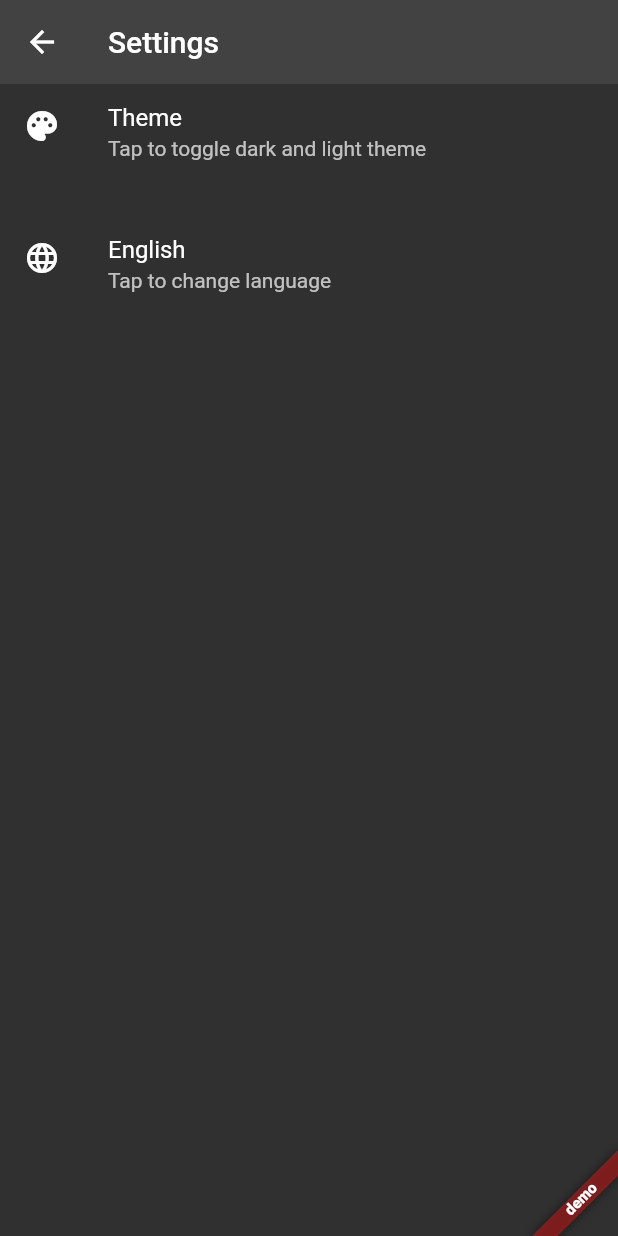
After one commit to MichaelDark/grand_tour_yt, a Flutter app: the ChannelsPage screen opened by its route, scrolled down 576 dp, after a tap on the "settings" icon, on a phone screen of 412 x 824 dp. The commit adds this screen. Run offline on Flutter 3.47's test engine with Material 2 defaults, Android fonts, the phone set to English and light mode, and no system bars; our stand-ins replace flutter_inset_box_shadow, flutter_localized_locales, get_it, google_fonts, google_sign_in, infinite_scroll_pagination and 7 more; missing offline and left inert: extension_google_sign_in_as_googleapis_auth, googleapis, iso_duration_parser; Roboto replaces fonts that are missing (Play).

Commit message:
dev: add settings screen (theme/language)

```diff
--- a/l10n.yaml
+++ b/l10n.yaml
@@ -4,3 +4,4 @@ template-arb-file: strings_en.arb
 output-localization-file: youtube_strings.dart
 synthetic-package: false
 nullable-getter: false
+header: "// ignore_for_file: unnecessary_string_interpolations"
--- a/lib/l10n/strings_en.arb
+++ b/lib/l10n/strings_en.arb
@@ -6,7 +6,7 @@
     "splashText": "Starting up...",
     "signInPageHint": "We need your Google Account to access Youtube",
     "signInPageButtonLabel": "Sign In",
-    "channelsPageTitle": "My favourite YouTube channels",
+    "channelsPageTitle": "Favourite channels",
     "nSubscribers": "{count,plural, =0{0 subscribers} =1{{countText} subscriber} other{{countText} subscribers}}",
     "@nSubscribers": {
         "placeholders": {
@@ -31,7 +31,17 @@
     "@nViews": {
         "placeholders": {
             "count": {
-                "type": "int"
+                "type": "int",
+                "format": "decimalPattern"
+            }
+        }
+    },
+    "numberWithDecimalPattern": "{number}",
+    "@numberWithDecimalPattern": {
+        "placeholders": {
+            "number": {
+                "type": "int",
+                "format": "decimalPattern"
             }
         }
     },
@@ -49,5 +59,9 @@
     },
     "uploadedVideosCaption": "Uploaded videos",
     "playlistsCaption": "Playlists",
-    "videoLicencedLabel": "Licenced"
+    "videoLicencedLabel": "Licenced",
+    "settingsPageTitle": "Settings",
+    "settingsPageThemeTitle": "Theme",
+    "settingsPageThemeSubtitle": "Tap to toggle dark and light theme",
+    "settingsPageLanguageSubtitle": "Tap to change language"
 }
--- a/lib/l10n/youtube_strings.dart
+++ b/lib/l10n/youtube_strings.dart
@@ -1,3 +1,4 @@
+// ignore_for_file: unnecessary_string_interpolations
 import 'dart:async';
 
 import 'package:flutter/foundation.dart';
@@ -138,7 +139,7 @@ abstract class YoutubeStrings {
   /// No description provided for @channelsPageTitle.
   ///
   /// In en, this message translates to:
-  /// **'My favourite YouTube channels'**
+  /// **'Favourite channels'**
   String get channelsPageTitle;
 
   /// No description provided for @nSubscribers.
@@ -158,6 +159,12 @@ abstract class YoutubeStrings {
   /// In en, this message translates to:
   /// **'{count,plural, =0{0 views} =1{{count} view} other{{count} views}}'**
   String nViews(num count);
+
+  /// No description provided for @numberWithDecimalPattern.
+  ///
+  /// In en, this message translates to:
+  /// **'{number}'**
+  String numberWithDecimalPattern(int number);
 
   /// No description provided for @videoDate.
   ///
@@ -182,6 +189,30 @@ abstract class YoutubeStrings {
   /// In en, this message translates to:
   /// **'Licenced'**
   String get videoLicencedLabel;
+
+  /// No description provided for @settingsPageTitle.
+  ///
+  /// In en, this message translates to:
+  /// **'Settings'**
+  String get settingsPageTitle;
+
+  /// No description provided for @settingsPageThemeTitle.
+  ///
+  /// In en, this message translates to:
+  /// **'Theme'**
+  String get settingsPageThemeTitle;
+
+  /// No description provided for @settingsPageThemeSubtitle.
+  ///
+  /// In en, this message translates to:
+  /// **'Tap to toggle dark and light theme'**
+  String get settingsPageThemeSubtitle;
+
+  /// No description provided for @settingsPageLanguageSubtitle.
+  ///
+  /// In en, this message translates to:
+  /// **'Tap to change language'**
+  String get settingsPageLanguageSubtitle;
 }
 
 class _YoutubeStringsDelegate extends LocalizationsDelegate<YoutubeStrings> {
--- a/lib/pages/channels_page.dart
+++ b/lib/pages/channels_page.dart
@@ -8,11 +8,16 @@ import '../widgets/resources/resource_builder.dart';
 import '../widgets/tiles/image_list_tile_error.dart';
 import '../widgets/tiles/image_list_tile_shimmer.dart';
 import '../widgets/tiles/youtube_channel_list_tile.dart';
+import 'settings_page.dart';
 
 class ChannelsPage extends StatelessWidget {
   static const routeName = '/channels';
 
   const ChannelsPage({Key? key}) : super(key: key);
+
+  void _navigateToSettings(BuildContext context) {
+    Navigator.of(context).pushNamed(SettingsPage.routeName);
+  }
 
   @override
   Widget build(BuildContext context) {
@@ -25,6 +30,12 @@ class ChannelsPage extends StatelessWidget {
             SliverAppBar(
               leading: const Icon(Icons.favorite_rounded),
               title: Text(YoutubeStrings.of(context).channelsPageTitle),
+              actions: [
+                IconButton(
+                  onPressed: () => _navigateToSettings(context),
+                  icon: const Icon(Icons.settings_rounded),
+                ),
+              ],
               pinned: true,
             ),
             SliverPadding(
--- /dev/null
+++ b/lib/pages/settings_page.dart
@@ -0,0 +1,78 @@
+import 'package:flutter/material.dart';
+import 'package:flutter_localized_locales/flutter_localized_locales.dart';
+import 'package:recase/recase.dart';
+
+import '../di/locator.dart';
+import '../l10n/youtube_strings.dart';
+import '../services/settings_service.dart';
+
+class SettingsPage extends StatelessWidget {
+  static const routeName = '/settings';
+
+  const SettingsPage({Key? key}) : super(key: key);
+
+  @override
+  Widget build(BuildContext context) {
+    final settingsService = locator<SettingsService>();
+
+    return SafeArea(
+      child: Scaffold(
+        body: CustomScrollView(
+          slivers: [
+            SliverAppBar(
+              title: Text(YoutubeStrings.of(context).settingsPageTitle),
+              pinned: true,
+            ),
+            SliverToBoxAdapter(
+              child: ListTile(
+                leading: const Icon(Icons.palette_rounded),
+                title: Text(YoutubeStrings.of(context).settingsPageThemeTitle),
+                subtitle:
+                    Text(YoutubeStrings.of(context).settingsPageThemeSubtitle),
+                isThreeLine: true,
+                onTap: () => settingsService.toggleBrightness(),
+              ),
+            ),
+            SliverToBoxAdapter(
+              child: PopupMenuButton<Locale>(
+                child: ListTile(
+                  leading: const Icon(Icons.language_rounded),
+                  title: Text(settingsService.locale.getDisplayName(context)),
+                  subtitle: Text(
+                      YoutubeStrings.of(context).settingsPageLanguageSubtitle),
+                  isThreeLine: true,
+                ),
+                onSelected: (Locale? pickedLocale) {
+                  if (pickedLocale == null) return;
+                  settingsService.setLocale(pickedLocale);
+                },
+                itemBuilder: (BuildContext context) {
+                  return <PopupMenuEntry<Locale>>[
+                    ...YoutubeStrings.supportedLocales.map(
+                      (locale) {
+                        return PopupMenuItem<Locale>(
+                          value: locale,
+                          child: Text(
+                            locale.getDisplayName(context),
+                          ),
+                        );
+                      },
+                    ),
+                  ];
+                },
+              ),
+            ),
+          ],
+        ),
+      ),
+    );
+  }
+}
+
+extension on Locale {
+  String getDisplayName(BuildContext context) {
+    final languageTag = toLanguageTag();
+    final name = LocaleNames.of(context)!.nameOf(languageTag) ?? languageTag;
+    return name.titleCase;
+  }
+}
--- /dev/null
+++ b/lib/services/settings_service.dart
@@ -0,0 +1,35 @@
+import 'package:flutter/material.dart';
+import 'package:injectable/injectable.dart';
+
+import '../l10n/youtube_strings.dart';
+
+@singleton
+class SettingsService extends ChangeNotifier {
+  static Locale _getInitialLocale() {
+    return basicLocaleListResolution(
+      WidgetsBinding.instance.platformDispatcher.locales,
+      YoutubeStrings.supportedLocales,
+    );
+  }
+
+  Brightness brightness;
+  Locale locale;
+
+  SettingsService()
+      : brightness = Brightness.dark,
+        locale = _getInitialLocale();
+
+  void toggleBrightness() {
+    if (brightness == Brightness.light) {
+      brightness = Brightness.dark;
+    } else {
+      brightness = Brightness.light;
+    }
+    notifyListeners();
+  }
+
+  void setLocale(Locale newLocale) {
+    locale = newLocale;
+    notifyListeners();
+  }
+}
--- a/lib/widgets/tiles/image_list_tile.dart
+++ b/lib/widgets/tiles/image_list_tile.dart
@@ -2,7 +2,11 @@ import 'package:flutter/material.dart';
 
 class ImageListTile extends StatelessWidget {
   static Color getBackgroundColor(BuildContext context) {
-    return Theme.of(context).shadowColor;
+    return Theme.of(context).colorScheme.primary.withOpacity(0.75);
+  }
+
+  static Color getForegroundColor(BuildContext context) {
+    return Theme.of(context).colorScheme.onPrimary;
   }
 
   final String title;
@@ -30,9 +34,9 @@ class ImageListTile extends StatelessWidget {
             borderRadius: BorderRadius.circular(16),
             boxShadow: [
               BoxShadow(
-                color: Theme.of(context).shadowColor,
+                color: Theme.of(context).shadowColor.withOpacity(0.5),
                 blurRadius: 10,
-                spreadRadius: 0,
+                spreadRadius: 5,
               ),
             ],
           ),
@@ -57,7 +61,9 @@ class ImageListTile extends StatelessWidget {
                       color: ImageListTile.getBackgroundColor(context),
                       child: Text(
                         title,
-                        style: Theme.of(context).textTheme.bodyText1,
+                        style: Theme.of(context).textTheme.bodyText1!.copyWith(
+                              color: Theme.of(context).colorScheme.onPrimary,
+                            ),
                       ),
                     ),
                   ),
--- a/lib/widgets/tiles/youtube_channel_list_tile.dart
+++ b/lib/widgets/tiles/youtube_channel_list_tile.dart
@@ -23,14 +23,14 @@ class YoutubeChannelListTile extends StatelessWidget {
             top: 8,
             left: 8,
             child: RawChip(
-              backgroundColor: Theme.of(context).colorScheme.primary,
+              backgroundColor: ImageListTile.getBackgroundColor(context),
               label: Text(
                 YoutubeStrings.of(context).nSubscribers(
                   channel.subscriberCount!,
                   channel.subscriberCount!.formatCount(),
                 ),
                 style: TextStyle(
-                  color: Theme.of(context).colorScheme.onPrimary,
+                  color: ImageListTile.getForegroundColor(context),
                 ),
               ),
             ),
--- a/lib/widgets/tiles/youtube_playlist_list_tile.dart
+++ b/lib/widgets/tiles/youtube_playlist_list_tile.dart
@@ -20,11 +20,10 @@ class YoutubePlaylistListTile extends StatelessWidget {
           top: 8,
           right: 8,
           child: CircleAvatar(
-            backgroundColor:
-                ImageListTile.getBackgroundColor(context).withOpacity(0.9),
+            backgroundColor: ImageListTile.getBackgroundColor(context),
             child: Icon(
               Icons.playlist_play_rounded,
-              color: Theme.of(context).colorScheme.primary,
+              color: ImageListTile.getForegroundColor(context),
             ),
           ),
         ),
--- a/pubspec.yaml
+++ b/pubspec.yaml
@@ -17,6 +17,7 @@ dependencies:
   get_it: ^7.2.0
   injectable: ^1.5.3
   intl: ^0.17.0
+  rxdart: ^0.27.5
 
   # Google API
   google_sign_in: ^5.4.2
@@ -32,6 +33,8 @@ dependencies:
   flutter_inset_box_shadow: ^1.0.8
   timeago: ^3.3.0
   shimmer: ^2.0.0
+  flutter_localized_locales: ^2.0.3
+  recase: ^4.1.0
 
 dev_dependencies:
   flutter_test:
```
Also changed, not shown: lib/l10n/strings_uk.arb (+17 -3 lines), lib/l10n/youtube_strings_en.dart (+28 -3 lines), lib/l10n/youtube_strings_uk.dart (+28 -3 lines), lib/main.dart (+34 -12 lines), lib/pages/video_page.dart (+6 -2 lines), lib/widgets/tiles/youtube_playlist_item_list_tile.dart (+4 -5 lines), lib/di/locator.config.dart, pubspec.lock.
